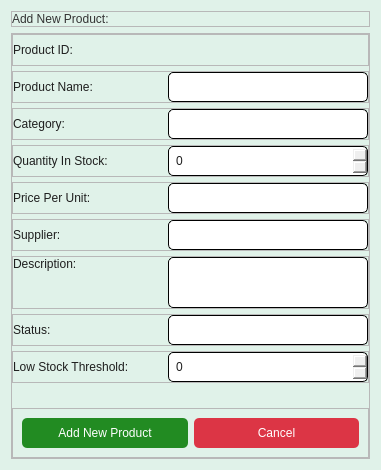
This is app/src/ui/final_ui/add_product.ui in Kazu0210/Inventory-System as Qt 5 draws it before an edit. The edited form follows.
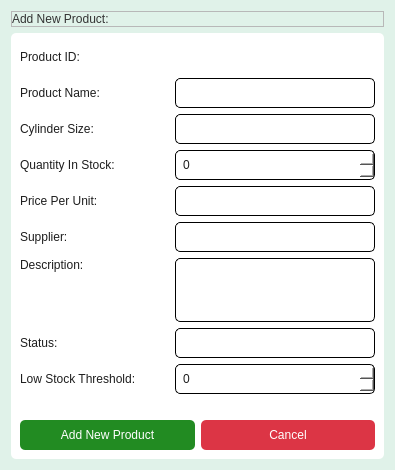
This is the edited form.

```diff
--- a/app/src/ui/final_ui/add_product.ui
+++ b/app/src/ui/final_ui/add_product.ui
@@ -6,7 +6,7 @@
    <rect>
     <x>0</x>
     <y>0</y>
-    <width>377</width>
+    <width>391</width>
     <height>470</height>
    </rect>
   </property>
@@ -18,7 +18,7 @@
   </property>
   <property name="maximumSize">
    <size>
-    <width>377</width>
+    <width>391</width>
     <height>550</height>
    </size>
   </property>
@@ -107,7 +107,8 @@
    <item>
     <widget class="QFrame" name="frame_2">
      <property name="styleSheet">
-      <string notr="true"/>
+      <string notr="true">background-color: #fff;
+border-radius: 5px;</string>
      </property>
      <property name="frameShape">
       <enum>QFrame::StyledPanel</enum>
@@ -115,22 +116,7 @@
      <property name="frameShadow">
       <enum>QFrame::Raised</enum>
      </property>
-     <layout class="QVBoxLayout" name="verticalLayout_3">
-      <property name="spacing">
-       <number>5</number>
-      </property>
-      <property name="leftMargin">
-       <number>0</number>
-      </property>
-      <property name="topMargin">
-       <number>0</number>
-      </property>
-      <property name="rightMargin">
-       <number>0</number>
-      </property>
-      <property name="bottomMargin">
-       <number>0</number>
-      </property>
+     <layout class="QVBoxLayout" name="verticalLayout_4">
       <item>
        <widget class="QFrame" name="frame_3">
         <property name="frameShape">
@@ -327,7 +313,7 @@
             <string notr="true">font: 63 10pt &quot;Noto Sans SemiBold&quot;;</string>
            </property>
            <property name="text">
-            <string>Category:</string>
+            <string>Cylinder Size:</string>
            </property>
           </widget>
          </item>
@@ -618,7 +604,7 @@
            </property>
           </widget>
          </item>
-         <item alignment="Qt::AlignLeft">
+         <item>
           <widget class="QPlainTextEdit" name="desc_plainTextEdit">
            <property name="minimumSize">
             <size>
@@ -792,6 +778,18 @@
          <enum>QFrame::Raised</enum>
         </property>
         <layout class="QHBoxLayout" name="horizontalLayout_9">
+         <property name="leftMargin">
+          <number>0</number>
+         </property>
+         <property name="topMargin">
+          <number>0</number>
+         </property>
+         <property name="rightMargin">
+          <number>0</number>
+         </property>
+         <property name="bottomMargin">
+          <number>0</number>
+         </property>
          <item>
           <widget class="QPushButton" name="add_product_pushButton">
            <property name="minimumSize">
```
Left out of the diff: 2 changed lines with no effect on the pictures.
